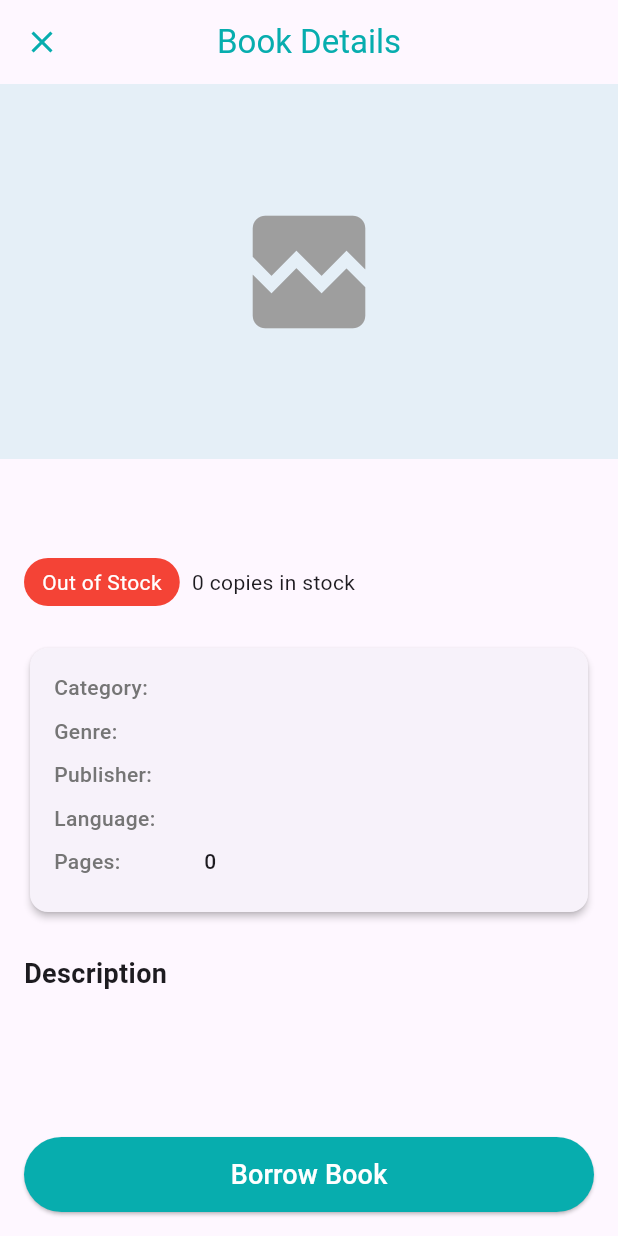
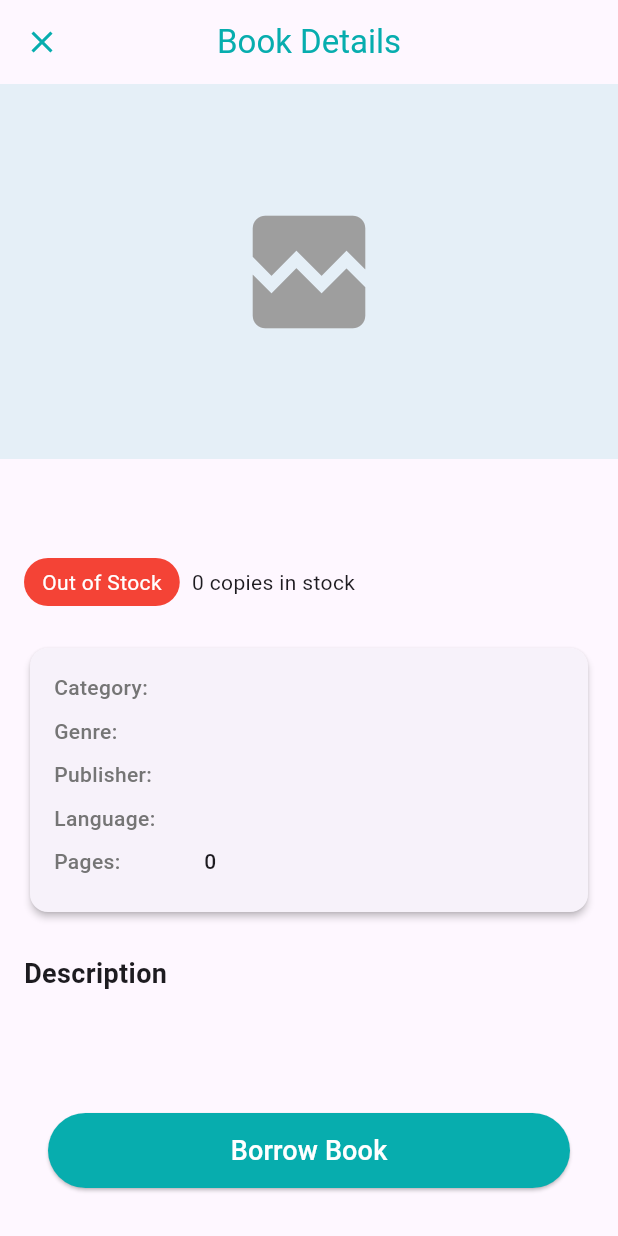
Before and after one commit to MontasirOpi/library_management_system, a Flutter app: the BookDetails screen opened directly with empty values, on a phone screen of 412 x 824 dp. Run offline on Flutter 3.47's test engine with Material 3 defaults, Android fonts, the phone set to English and light mode, and no system bars; our stand-ins replace flutter_svg, supabase_flutter; accounts and stored records are empty; network calls fail.

Commit message:
increased padding

```diff
--- a/lib/features/homePage/widgets/book_details_widget.dart
+++ b/lib/features/homePage/widgets/book_details_widget.dart
@@ -152,7 +152,7 @@ class BookDetails extends StatelessWidget {
         ),
       ),
       bottomNavigationBar: Padding(
-        padding: const EdgeInsets.all(16.0),
+        padding: const EdgeInsets.all(32.0),
         child: CustomButton(
           text: 'Borrow Book',
           onPressed: () async {
```
